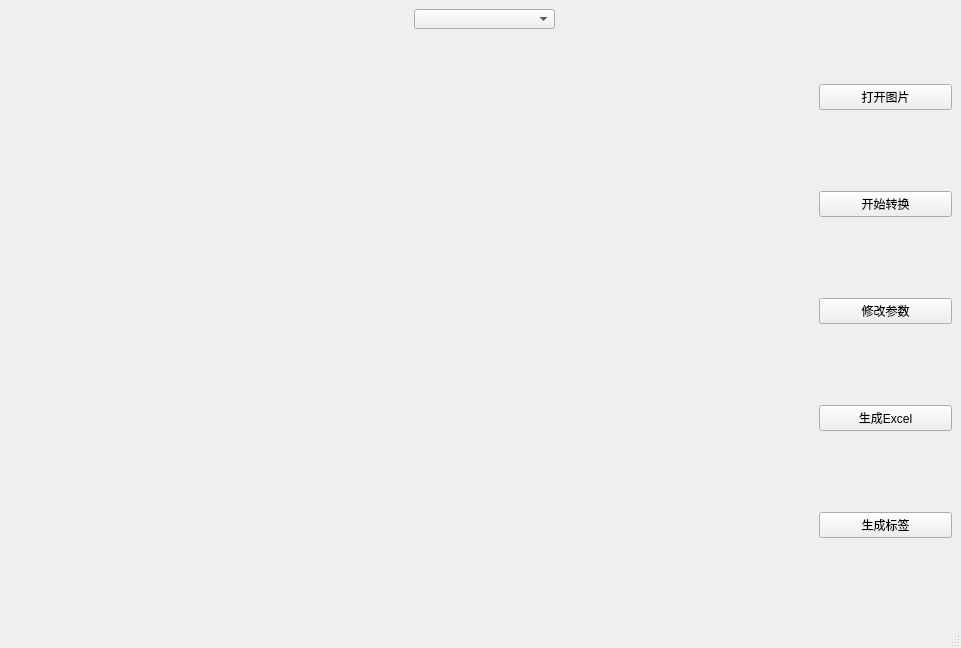
The window that ui1.ui (sakarie9/Table_OCR) describes before a commit, drawn with Qt 5.
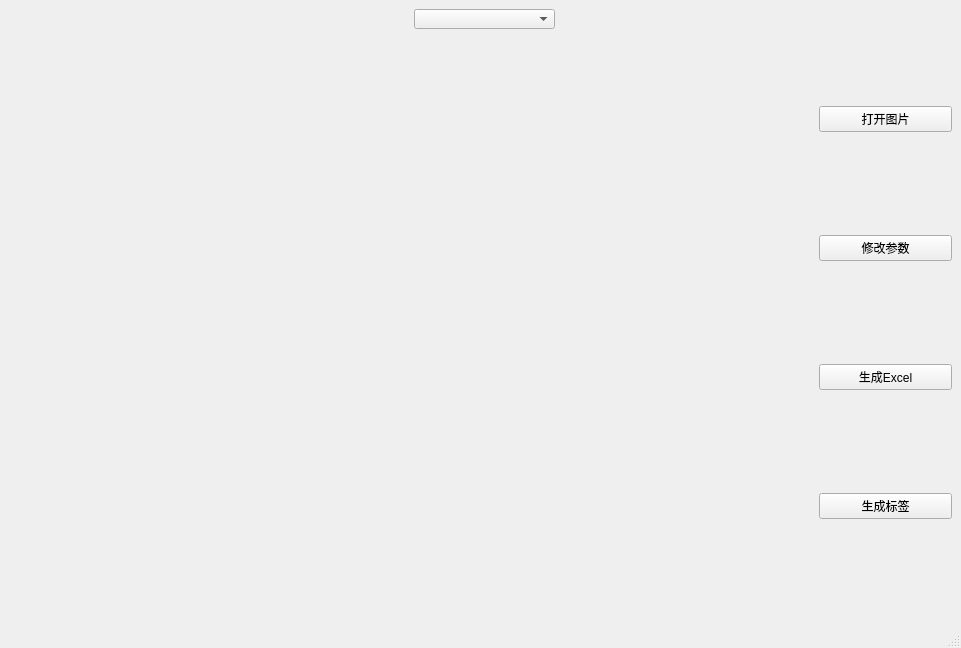
The same window after the commit. Custom widgets are drawn as their Qt base class.

Diff of the .ui file:
```diff
--- a/ui1.ui
+++ b/ui1.ui
@@ -44,13 +44,6 @@
         </property>
        </widget>
       </item>
-      <item>
-       <widget class="QPushButton" name="procButton">
-        <property name="text">
-         <string>开始转换</string>
-        </property>
-       </widget>
-      </item>
       <item>
        <widget class="QPushButton" name="editButton">
         <property name="text">
```
Left out of the diff: 24 changed lines with no effect on the pictures.
